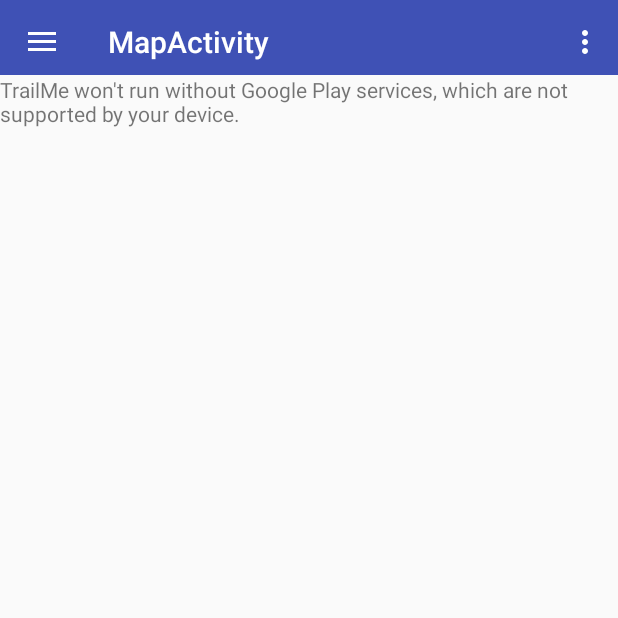
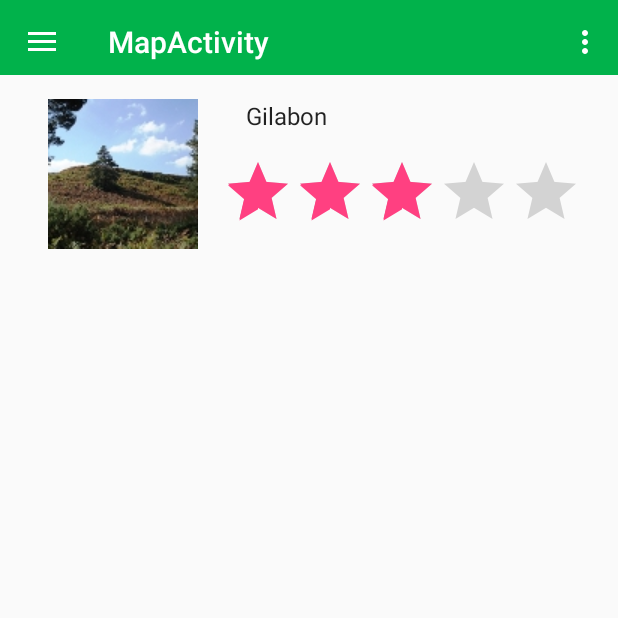
Before and after one commit to sagidana/TrailMe, an Android app: the screen it shows after launch (MapActivity), after a tap on "Tracks", on a phone screen of 412 x 824 dp, the top half of it. Run offline under Robolectric (Android 15) with nearby library versions, the phone set to English and light mode, and no system bars; 1 other tap on this screen came first.

Commit message:
Track fragment and adapter with rating

```diff
--- a/App/TrailMe/app/src/main/AndroidManifest.xml
+++ b/App/TrailMe/app/src/main/AndroidManifest.xml
@@ -79,7 +79,7 @@
         <!--MetaData-->
         <meta-data
             android:name="com.google.android.geo.API_KEY"
-            android:value="@string/google_maps_key" />
+            android:value="AIzaSyCoYy-DMeEkRrkxqPboieqycfJV9r8aTnM" />
 
     </application>
 </manifest>
--- a/App/TrailMe/app/src/main/java/depton/trailme/activities/MapActivity.java
+++ b/App/TrailMe/app/src/main/java/depton/trailme/activities/MapActivity.java
@@ -74,9 +74,11 @@ public class MapActivity extends AppCompatActivity
             }
         });*/
 
-        MapFragment mapFragment = (MapFragment) getFragmentManager()
-                .findFragmentById(R.id.map);
-        mapFragment.getMapAsync(this);
+        // This line loads the actual map (looks for the map )
+        // We want to load the fragment of the map over here.
+       // MapFragment mapFragment = (MapFragment) getFragmentManager()
+               // .findFragmentById(R.id.map);
+       // mapFragment.getMapAsync(this);
 
 //        FragmentManager fragmentManager = getSupportFragmentManager();
 //        fragmentManager.beginTransaction().replace(R.id.flContent, fragment).commit();
@@ -123,6 +125,10 @@ public class MapActivity extends AppCompatActivity
     {
 
     }
+    public void onListFragmentInteraction(DummyContent.DummyTrack item)
+    {
+
+    }
 
     @Override
     public boolean onCreateOptionsMenu(Menu menu) {
@@ -165,7 +171,7 @@ public class MapActivity extends AppCompatActivity
             fragmentClass = HikersFragment.class;
 
         } else if (id == R.id.nav_inbox) {
-
+            fragmentClass = MapFragment.class;
         } else if (id == R.id.nav_share) {
 
         } else if (id == R.id.nav_send) {
--- a/App/TrailMe/app/src/main/java/depton/trailme/adapters/MyTrackRecyclerViewAdapter.java
+++ b/App/TrailMe/app/src/main/java/depton/trailme/adapters/MyTrackRecyclerViewAdapter.java
@@ -1,14 +1,19 @@
 package depton.trailme.adapters;
 
+import android.graphics.Color;
+import android.graphics.PorterDuff;
+import android.graphics.drawable.LayerDrawable;
+import android.media.Rating;
 import android.support.v7.widget.RecyclerView;
 import android.view.LayoutInflater;
 import android.view.View;
 import android.view.ViewGroup;
+import android.widget.RatingBar;
 import android.widget.TextView;
 
 import depton.net.trailme.R;
 import depton.trailme.fragments.TracksFragment.OnListFragmentInteractionListener;
-import depton.trailme.fragments.dummy.DummyContent.DummyItem;
+import depton.trailme.fragments.dummy.DummyContent.DummyTrack;
 
 import java.util.List;
 
@@ -19,10 +24,10 @@ import java.util.List;
  */
 public class MyTrackRecyclerViewAdapter extends RecyclerView.Adapter<MyTrackRecyclerViewAdapter.ViewHolder> {
 
-    private final List<DummyItem> mValues;
+    private final List<DummyTrack> mValues;
     private final OnListFragmentInteractionListener mListener;
 
-    public MyTrackRecyclerViewAdapter(List<DummyItem> items, OnListFragmentInteractionListener listener) {
+    public MyTrackRecyclerViewAdapter(List<DummyTrack> items, OnListFragmentInteractionListener listener) {
         mValues = items;
         mListener = listener;
     }
@@ -37,8 +42,8 @@ public class MyTrackRecyclerViewAdapter extends RecyclerView.Adapter<MyTrackRecy
     @Override
     public void onBindViewHolder(final ViewHolder holder, int position) {
         holder.mItem = mValues.get(position);
-        holder.mIdView.setText(mValues.get(position).id);
-        holder.mContentView.setText(mValues.get(position).content);
+        holder.mIdView.setText(mValues.get(position).name);
+        holder.mRatingBar.setRating(mValues.get(position).rating);
 
         holder.mView.setOnClickListener(new View.OnClickListener() {
             @Override
@@ -61,13 +66,15 @@ public class MyTrackRecyclerViewAdapter extends RecyclerView.Adapter<MyTrackRecy
         public final View mView;
         public final TextView mIdView;
         public final TextView mContentView;
-        public DummyItem mItem;
+        public final RatingBar mRatingBar;
+        public DummyTrack mItem;
 
         public ViewHolder(View view) {
             super(view);
             mView = view;
-            mIdView = (TextView) view.findViewById(R.id.id);
-            mContentView = (TextView) view.findViewById(R.id.content);
+            mIdView = (TextView) view.findViewById(R.id.name);
+            mContentView = (TextView) view.findViewById(R.id.Description);
+            mRatingBar = (RatingBar) view.findViewById(R.id.ratingBar);
         }
 
         @Override
--- a/App/TrailMe/app/src/main/java/depton/trailme/fragments/TracksFragment.java
+++ b/App/TrailMe/app/src/main/java/depton/trailme/fragments/TracksFragment.java
@@ -69,7 +69,7 @@ public class TracksFragment extends Fragment {
             } else {
                 recyclerView.setLayoutManager(new GridLayoutManager(context, mColumnCount));
             }
-            recyclerView.setAdapter(new MyTrackRecyclerViewAdapter(DummyContent.ITEMS, mListener));
+            recyclerView.setAdapter(new MyTrackRecyclerViewAdapter(DummyContent.TRACK_ITEMS, mListener));
         }
         return view;
     }
@@ -104,6 +104,6 @@ public class TracksFragment extends Fragment {
      */
     public interface OnListFragmentInteractionListener {
         // TODO: Update argument type and name
-        void onListFragmentInteraction(DummyItem item);
+        void onListFragmentInteraction(DummyContent.DummyTrack item);
     }
 }
--- a/App/TrailMe/app/src/main/java/depton/trailme/fragments/dummy/DummyContent.java
+++ b/App/TrailMe/app/src/main/java/depton/trailme/fragments/dummy/DummyContent.java
@@ -17,37 +17,29 @@ public class DummyContent {
      * An array of sample (dummy) items.
      */
     public static final List<DummyItem> ITEMS = new ArrayList<DummyItem>();
+    public static final List<DummyTrack> TRACK_ITEMS = new ArrayList<DummyTrack>();
 
     /**
      * A map of sample (dummy) items, by ID.
      */
     public static final Map<String, DummyItem> ITEM_MAP = new HashMap<String, DummyItem>();
-
-    private static final int COUNT = 25;
-
-    static {
-        // Add some sample items.
-        for (int i = 1; i <= COUNT; i++) {
-            addItem(createDummyItem(i));
-        }
-    }
+    public static final Map<String, DummyTrack> TRACK_MAP = new HashMap<String, DummyTrack>();
 
     private static void addItem(DummyItem item) {
         ITEMS.add(item);
         ITEM_MAP.put(item.id, item);
     }
 
-    private static DummyItem createDummyItem(int position) {
-        return new DummyItem(String.valueOf(position), "Item " + position, makeDetails(position));
+    static {
+        // Add some sample items.
+        DummyTrack Gilabun = new DummyTrack(String.valueOf(1), "Gilabon", "this is the description", 3);
+        TRACK_ITEMS.add(Gilabun);
+        TRACK_MAP.put(Gilabun.id, Gilabun);
     }
 
-    private static String makeDetails(int position) {
-        StringBuilder builder = new StringBuilder();
-        builder.append("Details about Item: ").append(position);
-        for (int i = 0; i < position; i++) {
-            builder.append("\nMore details information here.");
-        }
-        return builder.toString();
+    private static void addTrack(DummyTrack item) {
+        TRACK_ITEMS.add(item);
+        TRACK_MAP.put(item.id, item);
     }
 
     /**
@@ -69,4 +61,57 @@ public class DummyContent {
             return content;
         }
     }
+
+    public static class DummyHiker {
+        public final String id;
+        public final String content;
+        public final String details;
+
+        public DummyHiker(String id, String content, String details) {
+            this.id = id;
+            this.content = content;
+            this.details = details;
+        }
+
+        @Override
+        public String toString() {
+            return content;
+        }
+    }
+
+    public static class DummyGroup {
+        public final String id;
+        public final String content;
+        public final String details;
+
+        public DummyGroup(String id, String content, String details) {
+            this.id = id;
+            this.content = content;
+            this.details = details;
+        }
+
+        @Override
+        public String toString() {
+            return content;
+        }
+    }
+
+    public static class DummyTrack {
+        public final String id;
+        public final String name;
+        public final String description;
+        public final int rating;
+
+        public DummyTrack(String id, String name, String description,int rating) {
+            this.id = id;
+            this.name = name;
+            this.description = description;
+            this.rating = rating;
+        }
+
+        @Override
+        public String toString() {
+            return description;
+        }
+    }
 }
--- a/App/TrailMe/app/src/main/res/layout/activity_map.xml
+++ b/App/TrailMe/app/src/main/res/layout/activity_map.xml
@@ -19,11 +19,6 @@
         android:layout_width="match_parent"
         android:layout_height="50dp" />
 
-    <include
-        layout="@layout/fragment_map"
-        android:layout_width="match_parent"
-        android:layout_height="match_parent" />
-
     <!-- The main content view where fragments are loaded -->
     <FrameLayout
         android:id="@+id/flContent"
--- a/App/TrailMe/app/src/main/res/layout/fragment_map.xml
+++ b/App/TrailMe/app/src/main/res/layout/fragment_map.xml
@@ -1,6 +1,10 @@
 <?xml version="1.0" encoding="utf-8"?>
+<RelativeLayout xmlns:android="http://schemas.android.com/apk/res/android"
+    android:layout_width="match_parent"
+    android:layout_height="match_parent" >
 <fragment xmlns:android="http://schemas.android.com/apk/res/android"
     android:name="com.google.android.gms.maps.MapFragment"
     android:id="@+id/map"
     android:layout_width="match_parent"
     android:layout_height="match_parent"/>
+</RelativeLayout>
--- a/App/TrailMe/app/src/main/res/layout/fragment_track.xml
+++ b/App/TrailMe/app/src/main/res/layout/fragment_track.xml
@@ -1,34 +1,58 @@
 <?xml version="1.0" encoding="utf-8"?>
-<LinearLayout xmlns:android="http://schemas.android.com/apk/res/android"
-    android:layout_width="wrap_content"
+<FrameLayout xmlns:android="http://schemas.android.com/apk/res/android"
+    android:layout_width="match_parent"
+    android:id="@+id/TrackMainPiece"
     android:layout_height="wrap_content"
     android:orientation="horizontal">
+
+    <!--<ImageView
+        android:background="@drawable/track_holder"
+        android:layout_height="match_parent"
+        android:layout_width="match_parent"
+        android:alpha="0.3" /> -->
+    <LinearLayout
+        android:orientation="horizontal"
+        android:layout_width="match_parent"
+        android:layout_height="match_parent"
+        android:baselineAligned="false">
 
         <ImageView
             android:layout_width="wrap_content"
             android:layout_height="wrap_content"
-        android:id="@+id/imageView2"
+            android:id="@+id/TrackImage"
             android:src="@drawable/track_holder"
             android:layout_margin="@dimen/text_margin"/>
 
         <LinearLayout
             android:orientation="vertical"
             android:layout_width="match_parent"
-        android:layout_height="match_parent">
+            android:layout_height="match_parent"
+            android:baselineAligned="false">
 
             <TextView
-            android:id="@+id/id"
+                android:id="@+id/name"
                 android:layout_width="wrap_content"
                 android:layout_height="wrap_content"
                 android:layout_margin="@dimen/text_margin"
-            android:textAppearance="?attr/textAppearanceListItem" />
+                android:textAppearance="?attr/textAppearanceListItem"
+                android:singleLine="true" />
+
+            <RatingBar
+                android:id="@+id/ratingBar"
+                android:layout_width="wrap_content"
+                android:layout_height="wrap_content"
+                android:numStars="5"
+                android:stepSize="1"
+                android:rating="2.0"
+                android:layout_gravity="bottom|left"/>
+        </LinearLayout>
 
         <TextView
-            android:id="@+id/content"
+            android:id="@+id/Description"
             android:layout_width="wrap_content"
             android:layout_height="wrap_content"
             android:layout_margin="@dimen/text_margin"
-            android:textAppearance="?attr/textAppearanceListItem" />
+            android:textAppearance="?attr/textAppearanceListItem"
+            android:singleLine="true" />
     </LinearLayout>
-
-</LinearLayout>
+</FrameLayout>
--- a/App/TrailMe/app/src/main/res/values/google_maps_api.xml
+++ b/App/TrailMe/app/src/main/res/values/google_maps_api.xml
@@ -15,5 +15,5 @@
     Once you have your key (it starts with "AIza"), replace the "google_maps_key"
     string in this file.
     -->
-    <string name="google_maps_key" templateMergeStrategy="preserve" translatable="false">AIzaSyAHK2PNnnVZP7cw76i_cGWGiM30rOAD2IU</string>
+    <string name="google_maps_key" templateMergeStrategy="preserve" translatable="false">AIzaSyCoYy-DMeEkRrkxqPboieqycfJV9r8aTnM</string>
 </resources>
--- a/App/TrailMe/app/src/main/res/values/styles.xml
+++ b/App/TrailMe/app/src/main/res/values/styles.xml
@@ -3,7 +3,7 @@
     <!-- Base application theme. -->
     <style name="AppTheme" parent="Theme.AppCompat.Light.DarkActionBar">
         <!-- Customize your theme here. -->
-        <item name="colorPrimary">@color/colorPrimary</item>
+        <item name="colorPrimary">#01b24b</item>
         <item name="colorPrimaryDark">@color/colorPrimaryDark</item>
         <item name="colorAccent">@color/colorAccent</item>
     </style>
```
Lines whose indentation alone changed are shown as unchanged.
